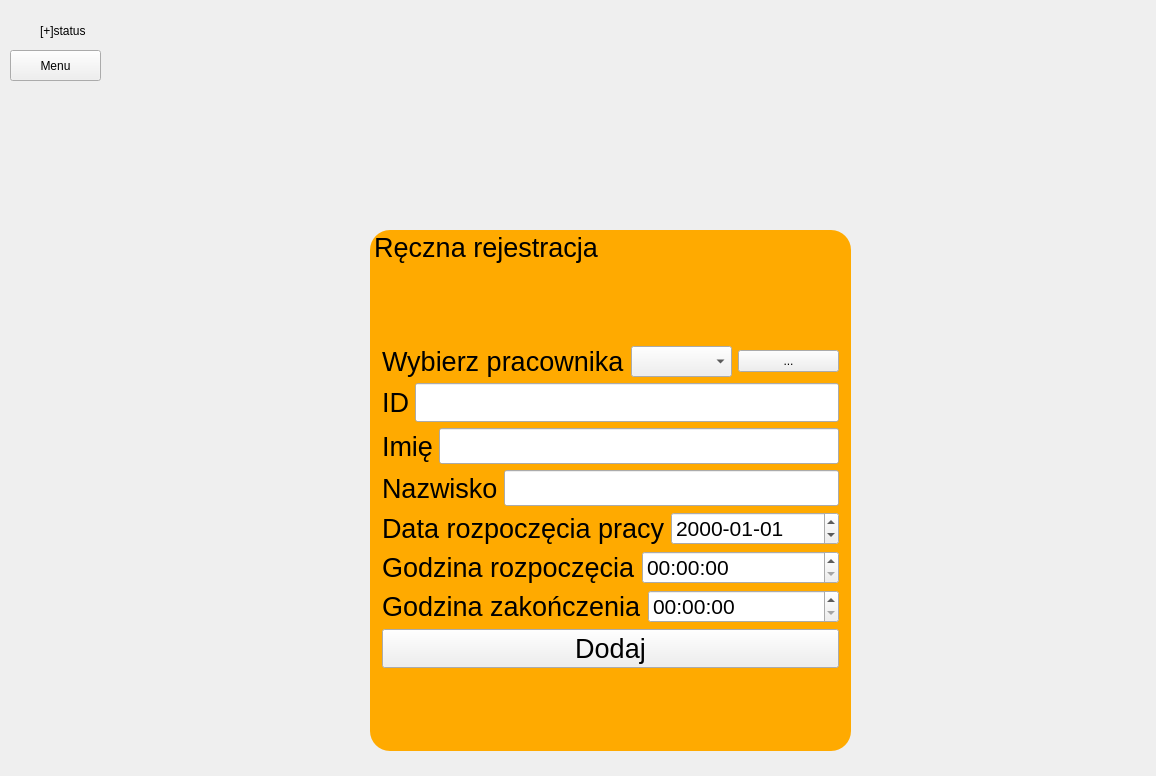
Above: regworktime.ui from Vicx95/regworktime before the change. Below: the same form after it.
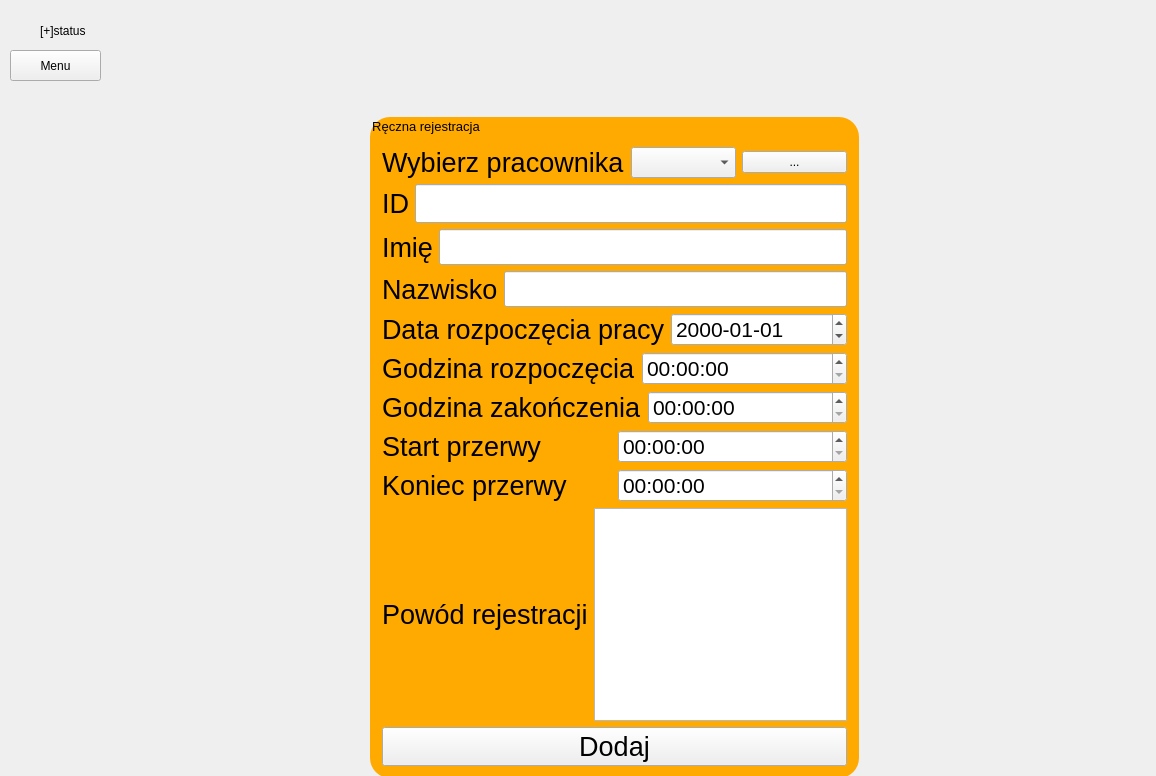
That is the form after the change. Icons and pictures are not drawn.

```diff
--- a/regworktime.ui
+++ b/regworktime.ui
@@ -1126,14 +1126,14 @@
      <property name="geometry">
       <rect>
        <x>370</x>
-       <y>130</y>
-       <width>481</width>
-       <height>521</height>
+       <y>17</y>
+       <width>489</width>
+       <height>661</height>
       </rect>
      </property>
      <property name="font">
       <font>
-       <pointsize>20</pointsize>
+       <pointsize>10</pointsize>
       </font>
      </property>
      <property name="styleSheet">
@@ -1334,6 +1334,75 @@
           </item>
          </layout>
         </item>
+        <item>
+         <layout class="QHBoxLayout" name="horizontalLayout_31">
+          <item>
+           <widget class="QLabel" name="label_9">
+            <property name="font">
+             <font>
+              <pointsize>20</pointsize>
+             </font>
+            </property>
+            <property name="text">
+             <string>Start przerwy</string>
+            </property>
+           </widget>
+          </item>
+          <item>
+           <widget class="QTimeEdit" name="breakStartTime">
+            <property name="font">
+             <font>
+              <pointsize>16</pointsize>
+             </font>
+            </property>
+           </widget>
+          </item>
+         </layout>
+        </item>
+        <item>
+         <layout class="QHBoxLayout" name="horizontalLayout_32">
+          <item>
+           <widget class="QLabel" name="label_15">
+            <property name="font">
+             <font>
+              <pointsize>20</pointsize>
+             </font>
+            </property>
+            <property name="text">
+             <string>Koniec przerwy</string>
+            </property>
+           </widget>
+          </item>
+          <item>
+           <widget class="QTimeEdit" name="breakEndTime">
+            <property name="font">
+             <font>
+              <pointsize>16</pointsize>
+             </font>
+            </property>
+           </widget>
+          </item>
+         </layout>
+        </item>
+        <item>
+         <layout class="QHBoxLayout" name="horizontalLayout_33">
+          <item>
+           <widget class="QLabel" name="label_16">
+            <property name="font">
+             <font>
+              <pointsize>20</pointsize>
+             </font>
+            </property>
+            <property name="text">
+             <string>Powód rejestracji</string>
+            </property>
+           </widget>
+          </item>
+          <item>
+           <widget class="QPlainTextEdit" name="registerReason"/>
+          </item>
+         </layout>
+        </item>
         <item>
          <layout class="QHBoxLayout" name="horizontalLayout_30">
           <item>
```
Left out of the diff: 123 changed lines with no effect on the pictures.
